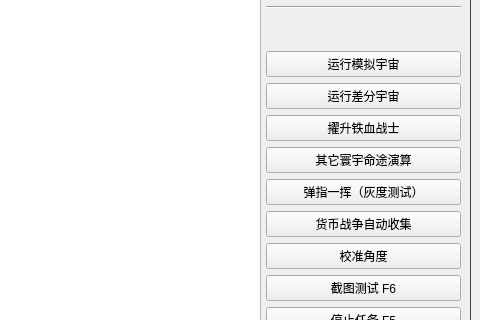
Above: resource/ui/UI.ui from syfoud/Simulated_Scepter before the change; both pictures show x 450 to 930 and y 286 to 606 of the 930 by 760 pixel window. Below: the same form after it.
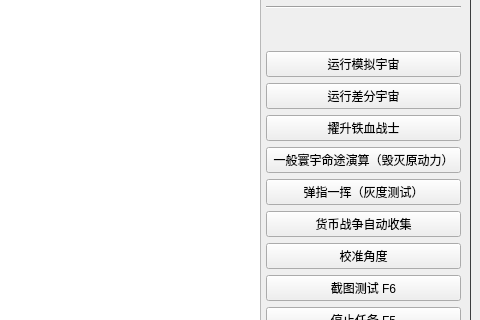
That is the form after the change. Icons and pictures are not drawn.

```diff
--- a/resource/ui/UI.ui
+++ b/resource/ui/UI.ui
@@ -734,7 +734,7 @@
                <item>
                 <widget class="QPushButton" name="any_fate_btn">
                  <property name="text">
-                  <string>其它寰宇命途演算</string>
+                  <string>一般寰宇命途演算（毁灭原动力）</string>
                  </property>
                 </widget>
                </item>
```
